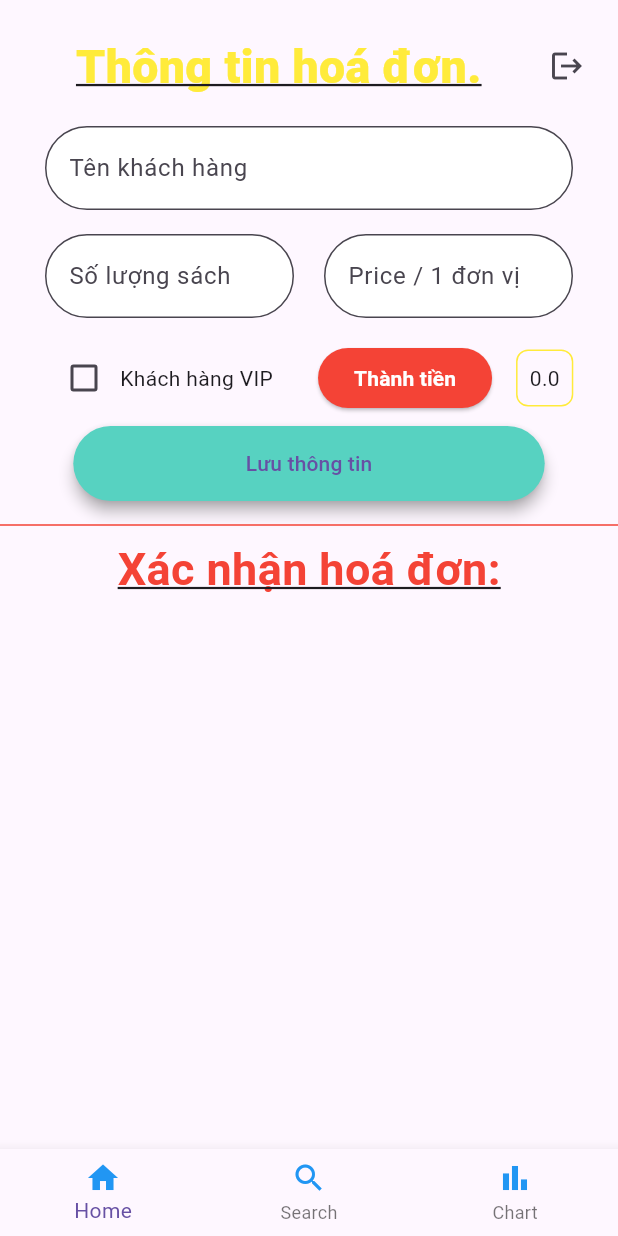
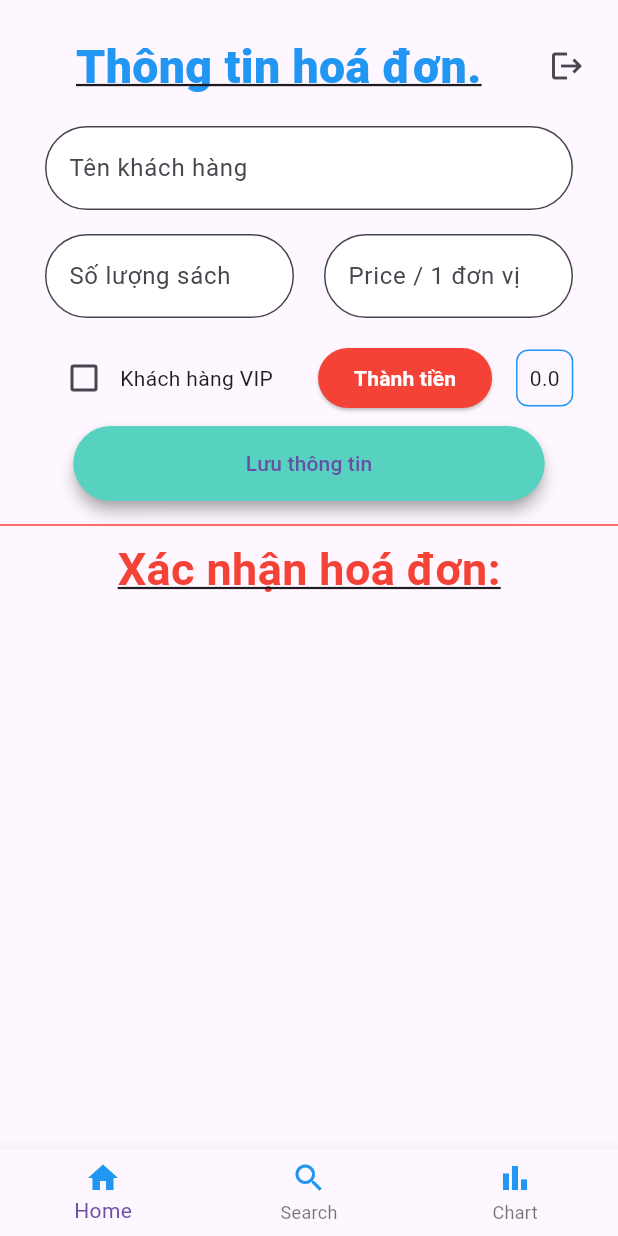
Before and after one commit to Graphene101102/flutter_sellBook, a Flutter app: the HomePage screen opened directly, on a phone screen of 412 x 824 dp. Run offline on Flutter 3.47's test engine with Material 2 defaults, Android fonts, the phone set to English and light mode, and no system bars; our stand-ins replace shared_preferences; accounts and stored records are empty.

Commit message:
viet
final 3

```diff
--- a/lib/pages/DetailsPage.dart
+++ b/lib/pages/DetailsPage.dart
@@ -77,7 +77,7 @@ int _selectedIndex = 0;
                 fontWeight: FontWeight.w900,
                 decoration: TextDecoration.underline,
                 fontSize: 31.0,
-                color: Colors.yellow,
+                color: Colors.blue,
               ),
             ),
                       Spacer(),
--- a/lib/pages/HomePage.dart
+++ b/lib/pages/HomePage.dart
@@ -239,7 +239,7 @@ int _selectedIndex = 0;
                       fontWeight: FontWeight.w900,
                       decoration: TextDecoration.underline,
                       fontSize: 31.0,
-                      color: Colors.yellow,
+                      color: Colors.blue,
                         ),
                       ),
                       Spacer(),
@@ -324,7 +324,7 @@ int _selectedIndex = 0;
                         EdgeInsets.all(8), // Khoảng cách giữa khung và nội dung
                     decoration: BoxDecoration(
                       border: Border.all(
-                        color: Colors.yellow, // Màu viền của khung
+                        color: Colors.blue, // Màu viền của khung
                         width: 1, // Độ dày của viền
                       ),
                       borderRadius: BorderRadius.circular(8), // Bo góc của khung
@@ -379,7 +379,7 @@ int _selectedIndex = 0;
                                 if (invoice.isVip)
                                   TextSpan(
                                       text: '  (VIP) ',
-                                      style: TextStyle(color: Colors.yellowAccent))
+                                      style: TextStyle(color: Colors.blueAccent))
                               ]),
                         ),
                         subtitle: Column(
--- a/lib/pages/SearchPage.dart
+++ b/lib/pages/SearchPage.dart
@@ -87,7 +87,7 @@ class _SearchPageState extends State<SearchPage> {
                 fontWeight: FontWeight.w900,
                 decoration: TextDecoration.underline,
                 fontSize: 31.0,
-                color: Colors.yellow,
+                color: Colors.blue,
               ),
             ),
                       Spacer(),
```
